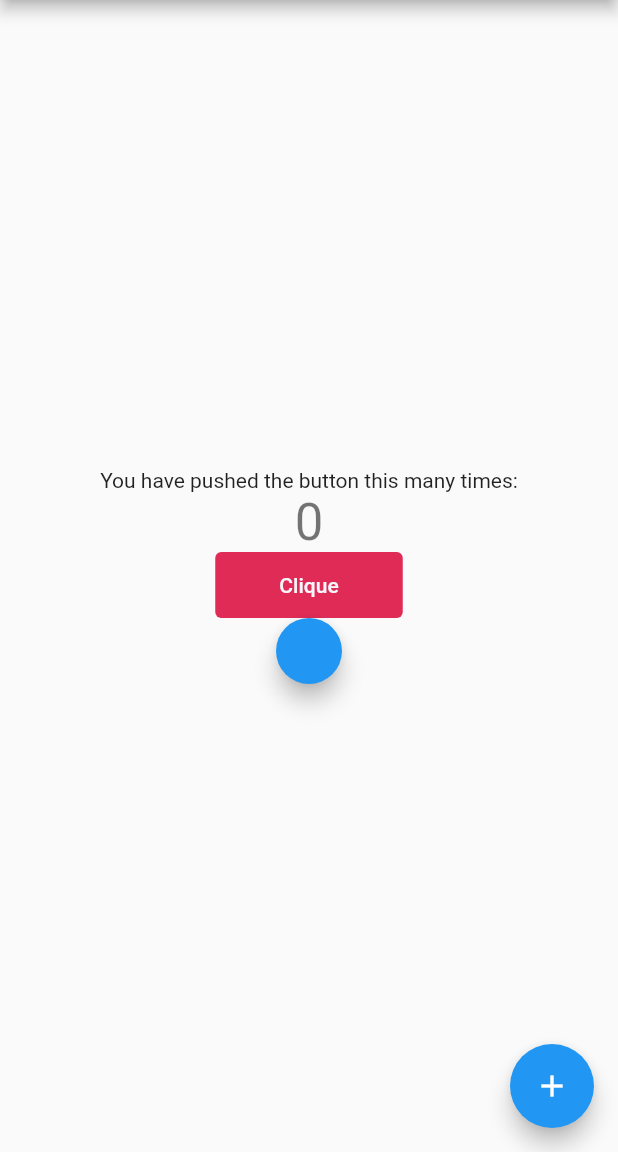
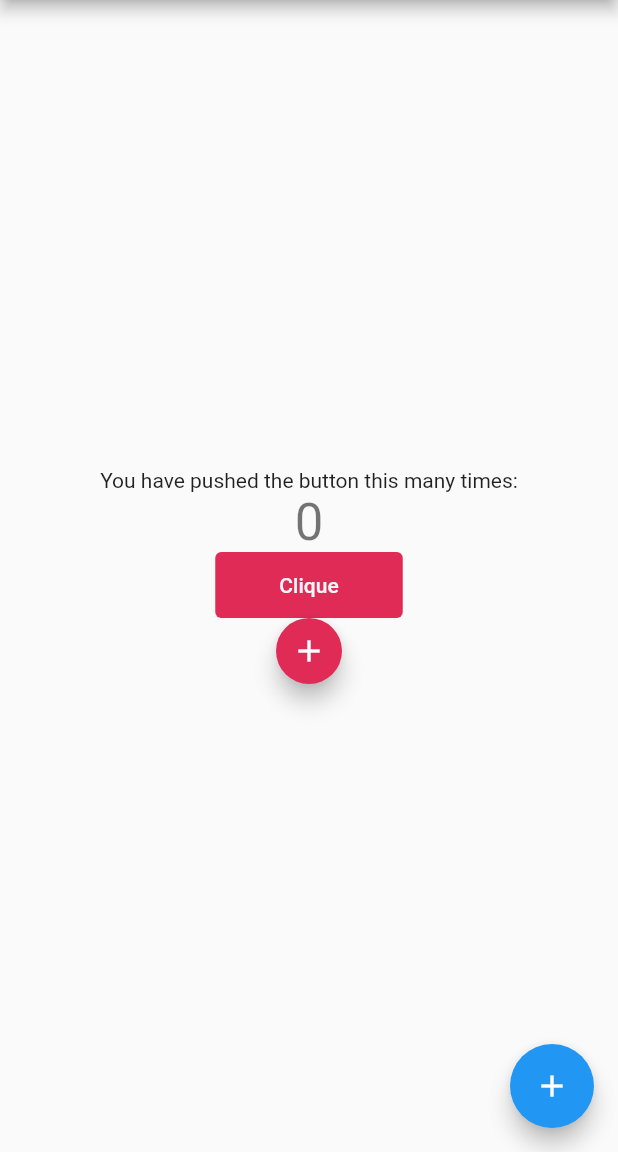
Before and after one commit to CamileBarros/camile-barros-test-widget, a Flutter app: the screen it shows after launch, on a phone screen of 412 x 824 dp, the part 84-1236 px from its top. Run offline on Flutter 3.47's test engine with Material 2 defaults, Android fonts, the phone set to English and light mode, and no system bars.

```diff
--- a/lib/component/HelperText.dart
+++ b/lib/component/HelperText.dart
@@ -24,6 +24,8 @@ class HelperText extends StatelessWidget {
           width: 125,
           child: FloatingActionButton(
             onPressed: null,
+            backgroundColor: Color(0xFFE02B57),
+            child: Icon(Icons.add),
           ),
         )
       ],
--- a/sample/lib/main.dart
+++ b/sample/lib/main.dart
@@ -55,7 +55,7 @@ class _MyHomePageState extends State<MyHomePage> {
               style: Theme.of(context).textTheme.headline4,
             ),
             const HelperText(
-              text: 'carlos',
+              text: 'Clique',
             ),
           ],
         ),
```
Also changed, not shown: 3 other files.
